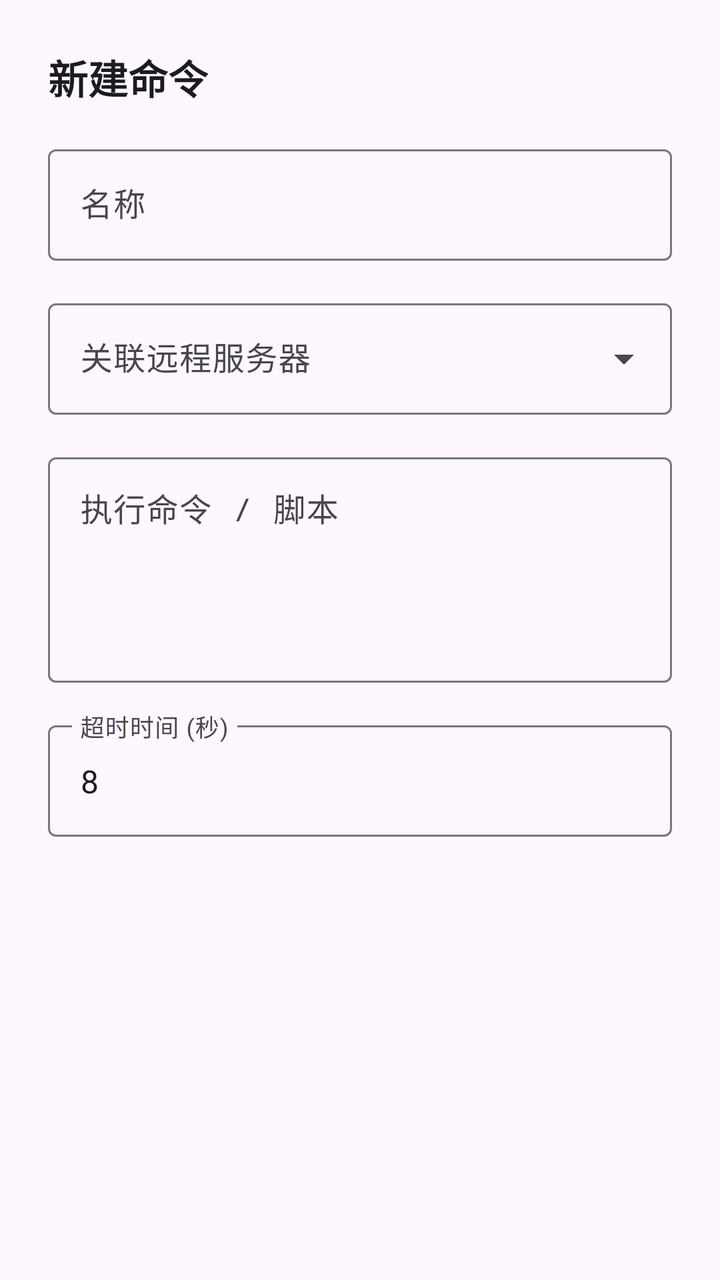
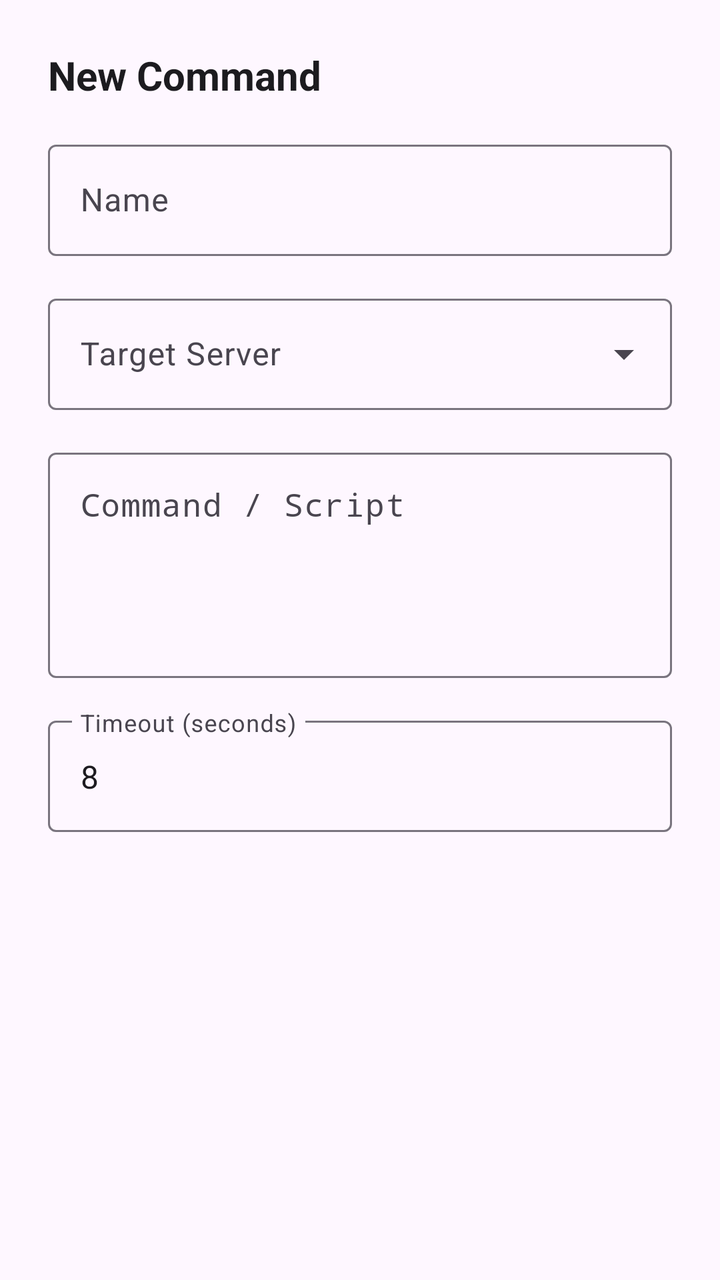

Before-and-after screenshots of an Android layout around one commit, followed by the original layout XML and the change that was made.
<!-- AndroidManifest.xml: application theme Theme.SSHRemoteExec -->
<!-- res/layout/dialog_edit_command.xml -->
<?xml version="1.0" encoding="utf-8"?>
<ScrollView xmlns:android="http://schemas.android.com/apk/res/android"
    xmlns:app="http://schemas.android.com/apk/res-auto"
    android:layout_width="match_parent"
    android:layout_height="wrap_content">

    <LinearLayout
        android:layout_width="match_parent"
        android:layout_height="wrap_content"
        android:orientation="vertical"
        android:padding="24dp">

        <TextView
            android:id="@+id/tv_dialog_title"
            android:layout_width="wrap_content"
            android:layout_height="wrap_content"
            android:text="@string/btn_add_command"
            android:textColor="@color/text_primary"
            android:textSize="20sp"
            android:textStyle="bold" />

        <com.google.android.material.textfield.TextInputLayout
            android:layout_width="match_parent"
            android:layout_height="wrap_content"
            android:layout_marginTop="16dp"
            android:hint="@string/name"
            app:boxBackgroundMode="outline">

            <com.google.android.material.textfield.TextInputEditText
                android:id="@+id/et_command_name"
                android:layout_width="match_parent"
                android:layout_height="wrap_content"
                android:singleLine="true" />
        </com.google.android.material.textfield.TextInputLayout>

        <com.google.android.material.textfield.TextInputLayout
            style="@style/Widget.Material3.TextInputLayout.OutlinedBox.ExposedDropdownMenu"
            android:layout_width="match_parent"
            android:layout_height="wrap_content"
            android:layout_marginTop="16dp"
            android:hint="关联远程服务器">

            <AutoCompleteTextView
                android:id="@+id/actv_server"
                android:layout_width="match_parent"
                android:layout_height="wrap_content"
                android:inputType="none" />
        </com.google.android.material.textfield.TextInputLayout>

        <com.google.android.material.textfield.TextInputLayout
            android:layout_width="match_parent"
            android:layout_height="wrap_content"
            android:layout_marginTop="16dp"
            android:hint="@string/command_content"
            app:boxBackgroundMode="outline">

            <com.google.android.material.textfield.TextInputEditText
                android:id="@+id/et_command_script"
                android:layout_width="match_parent"
                android:layout_height="wrap_content"
                android:fontFamily="monospace"
                android:gravity="top|start"
                android:lines="4"
                android:maxLines="8" />
        </com.google.android.material.textfield.TextInputLayout>

        <com.google.android.material.textfield.TextInputLayout
            android:layout_width="match_parent"
            android:layout_height="wrap_content"
            android:layout_marginTop="16dp"
            android:hint="@string/timeout_seconds"
            app:boxBackgroundMode="outline">

            <com.google.android.material.textfield.TextInputEditText
                android:id="@+id/et_timeout"
                android:layout_width="match_parent"
                android:layout_height="wrap_content"
                android:inputType="number"
                android:text="8" />
        </com.google.android.material.textfield.TextInputLayout>

    </LinearLayout>
</ScrollView>
<!-- resources referenced by this layout -->
<resources>
  <color name="text_primary">#1C1B1F</color>
  <string name="btn_add_command">新建命令</string>
  <string name="command_content">执行命令 / 脚本</string>
  <string name="name">名称</string>
  <string name="timeout_seconds">超时时间 (秒)</string>
  <style name="Theme.SSHRemoteExec" parent="Theme.Material3.DayNight.NoActionBar">
          <item name="colorPrimary">@color/primary</item>
          <item name="colorOnPrimary">@color/on_primary</item>
          <item name="colorPrimaryContainer">@color/primary_container</item>
          <item name="colorOnPrimaryContainer">@color/on_primary_container</item>
  
          <item name="colorSecondary">@color/secondary</item>
          <item name="colorOnSecondary">@color/on_secondary</item>
          <item name="colorSecondaryContainer">@color/secondary_container</item>
          <item name="colorOnSecondaryContainer">@color/on_secondary_container</item>
  
          
          <item name="android:statusBarColor">@color/primary</item>
          <item name="android:windowLightStatusBar">false</item>
      </style>
  <color name="primary">#006494</color>
  <color name="on_primary">#FFFFFF</color>
  <color name="primary_container">#CCE5FF</color>
  <color name="on_primary_container">#001D31</color>
  <color name="secondary">#00A896</color>
  <color name="on_secondary">#FFFFFF</color>
  <color name="secondary_container">#A3EADE</color>
  <color name="on_secondary_container">#00201C</color>
</resources>

<!-- the commit's change to res/layout/dialog_edit_command.xml (unified diff, before → after) -->
@@ -38,7 +38,7 @@
             android:layout_width="match_parent"
             android:layout_height="wrap_content"
             android:layout_marginTop="16dp"
-            android:hint="关联远程服务器">
+            android:hint="@string/associate_server">
 
             <AutoCompleteTextView
                 android:id="@+id/actv_server"
<!-- resource entries referenced after the edit -->
@@ -1,10 +1,11 @@
 <!-- resources referenced by this layout -->
 <resources>
   <color name="text_primary">#1C1B1F</color>
-  <string name="btn_add_command">新建命令</string>
-  <string name="command_content">执行命令 / 脚本</string>
-  <string name="name">名称</string>
-  <string name="timeout_seconds">超时时间 (秒)</string>
+  <string name="associate_server">Target Server</string>
+  <string name="btn_add_command">New Command</string>
+  <string name="command_content">Command / Script</string>
+  <string name="name">Name</string>
+  <string name="timeout_seconds">Timeout (seconds)</string>
   <style name="Theme.SSHRemoteExec" parent="Theme.Material3.DayNight.NoActionBar">
           <item name="colorPrimary">@color/primary</item>
           <item name="colorOnPrimary">@color/on_primary</item>
